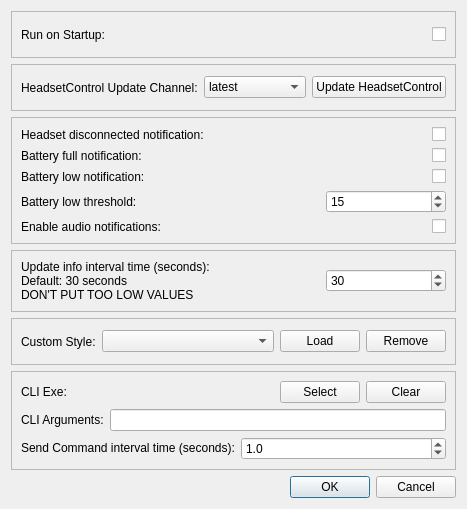
Old version of the form src/UI/settingswindow.ui in the repository HeadsetControl-GUI/HeadsetControl-GUI.
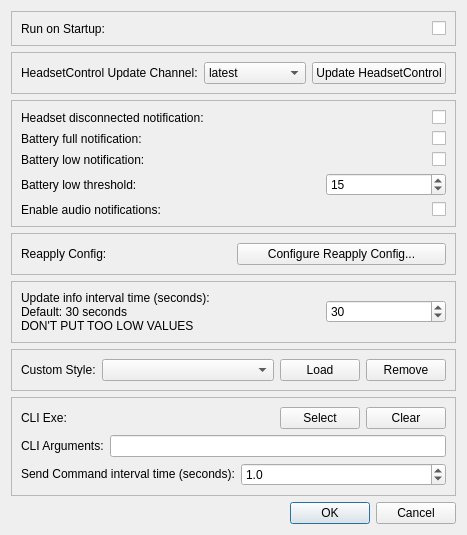
New version of the form.

Commit message: Add reapply configuration feature with UI and settings integration

Patch:
```diff
--- a/src/UI/settingswindow.ui
+++ b/src/UI/settingswindow.ui
@@ -234,6 +234,32 @@
      </layout>
     </widget>
    </item>
+   <item>
+    <widget class="QFrame" name="reapplyConfigFrame">
+     <property name="frameShape">
+      <enum>QFrame::Shape::StyledPanel</enum>
+     </property>
+     <property name="frameShadow">
+      <enum>QFrame::Shadow::Raised</enum>
+     </property>
+     <layout class="QHBoxLayout" name="horizontalLayout_reapply">
+      <item>
+       <widget class="QLabel" name="reapplyConfigLabel">
+        <property name="text">
+         <string>Reapply Config:</string>
+        </property>
+       </widget>
+      </item>
+      <item>
+       <widget class="QPushButton" name="configureReapplyConfigPushButton">
+        <property name="text">
+         <string>Configure Reapply Config...</string>
+        </property>
+       </widget>
+      </item>
+     </layout>
+    </widget>
+   </item>
    <item>
     <widget class="QFrame" name="frame">
      <property name="sizePolicy">
```
The commit also changes 10 other files.
